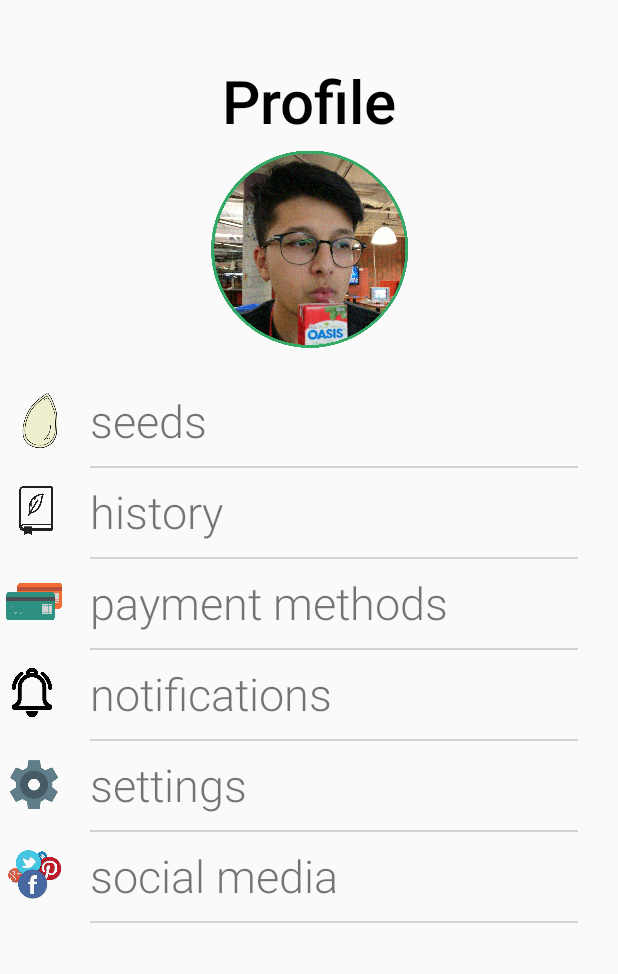
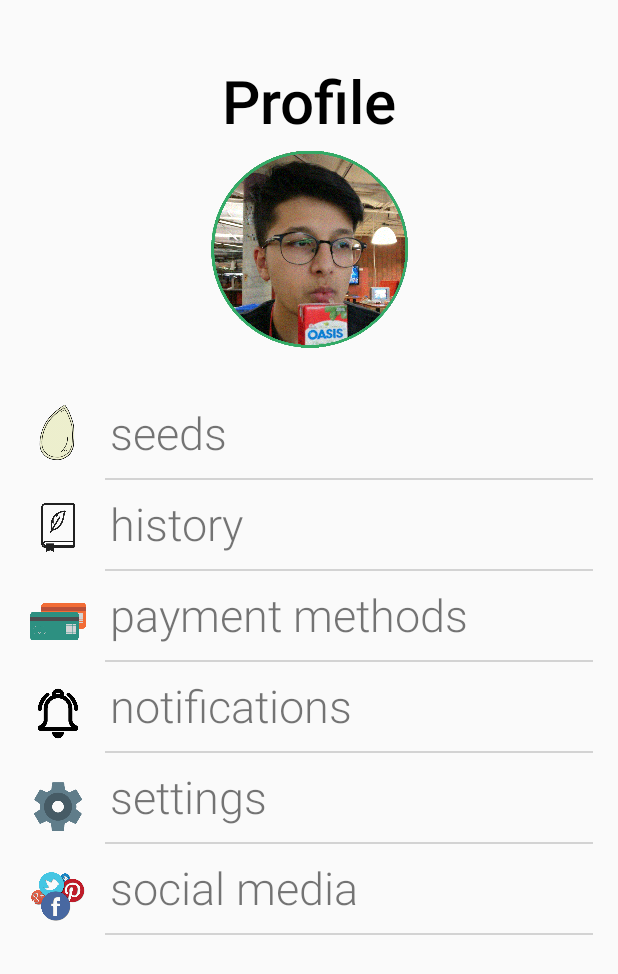
Before and after one commit to RayanH99/ReLeaf, an Android app: the screen it shows after launch (Profile), on a phone screen of 412 x 824 dp. Shown: the top 974 px of the screen. Run offline under Robolectric (Android 15) with nearby library versions, the phone set to English and light mode, and no system bars.

Commit message:
Fixed profile activity constraints

```diff
--- a/Homeless/app/src/main/res/layout/activity_profile.xml
+++ b/Homeless/app/src/main/res/layout/activity_profile.xml
@@ -34,21 +34,21 @@
         android:id="@+id/seedCount"
         android:layout_width="wrap_content"
         android:layout_height="wrap_content"
-        android:layout_marginStart="60dp"
-        android:layout_marginLeft="60dp"
-        android:layout_marginTop="260dp"
+        android:layout_marginStart="16dp"
+        android:layout_marginLeft="16dp"
+        android:layout_marginTop="30dp"
         android:fontFamily="sans-serif-light"
         android:text="seeds"
         android:textSize="30sp"
-        app:layout_constraintStart_toStartOf="parent"
-        app:layout_constraintTop_toTopOf="parent" />
+        app:layout_constraintStart_toEndOf="@+id/seedsImage"
+        app:layout_constraintTop_toBottomOf="@+id/profilePicture" />
 
     <ListView
         android:id="@+id/milestoneDivider"
         android:layout_width="325dp"
         android:layout_height="1dp"
-        android:layout_marginStart="60dp"
-        android:layout_marginLeft="60dp"
+        android:layout_marginStart="70dp"
+        android:layout_marginLeft="70dp"
         android:layout_marginTop="10dp"
         android:background="#d3d3d3"
         app:layout_constraintStart_toStartOf="parent"
@@ -58,41 +58,43 @@
         android:id="@+id/seedsImage"
         android:layout_width="37dp"
         android:layout_height="42dp"
-        android:layout_marginEnd="92dp"
-        android:layout_marginRight="92dp"
+        android:layout_marginStart="20dp"
+        android:layout_marginLeft="20dp"
         app:layout_constraintBottom_toBottomOf="@+id/seedCount"
-        app:layout_constraintEnd_toEndOf="@+id/seedCount"
+        app:layout_constraintStart_toStartOf="parent"
         app:srcCompat="@drawable/seeds_clipart" />
 
     <TextView
         android:id="@+id/historyHeading"
         android:layout_width="wrap_content"
         android:layout_height="wrap_content"
-        android:layout_marginStart="60dp"
-        android:layout_marginLeft="60dp"
+        android:layout_marginStart="16dp"
+        android:layout_marginLeft="16dp"
         android:layout_marginTop="20dp"
         android:fontFamily="sans-serif-light"
         android:text="history"
         android:textSize="30sp"
-        app:layout_constraintStart_toStartOf="parent"
+        app:layout_constraintStart_toEndOf="@+id/historyImage"
         app:layout_constraintTop_toBottomOf="@+id/seedCount" />
 
     <ImageView
         android:id="@+id/historyImage"
         android:layout_width="37dp"
         android:layout_height="42dp"
-        android:layout_marginEnd="106dp"
-        android:layout_marginRight="106dp"
+        android:layout_marginStart="20dp"
+        android:layout_marginLeft="20dp"
+        android:layout_marginTop="25dp"
         app:layout_constraintBottom_toBottomOf="@+id/historyHeading"
-        app:layout_constraintEnd_toEndOf="@+id/historyHeading"
+        app:layout_constraintStart_toStartOf="parent"
+        app:layout_constraintTop_toBottomOf="@+id/seedsImage"
         app:srcCompat="@drawable/history_clipart" />
 
     <ListView
         android:id="@+id/historyDivider"
         android:layout_width="325dp"
         android:layout_height="1dp"
-        android:layout_marginStart="60dp"
-        android:layout_marginLeft="60dp"
+        android:layout_marginStart="70dp"
+        android:layout_marginLeft="70dp"
         android:layout_marginTop="10dp"
         android:background="#d3d3d3"
         app:layout_constraintStart_toStartOf="parent"
@@ -102,31 +104,33 @@
         android:id="@+id/paymentHeading"
         android:layout_width="wrap_content"
         android:layout_height="wrap_content"
-        android:layout_marginStart="60dp"
-        android:layout_marginLeft="60dp"
+        android:layout_marginStart="16dp"
+        android:layout_marginLeft="16dp"
         android:layout_marginTop="20dp"
         android:fontFamily="sans-serif-light"
         android:text="payment methods"
         android:textSize="30sp"
-        app:layout_constraintStart_toStartOf="parent"
+        app:layout_constraintStart_toEndOf="@+id/paymentImage"
         app:layout_constraintTop_toBottomOf="@+id/historyHeading" />
 
     <ImageView
         android:id="@+id/paymentImage"
         android:layout_width="37dp"
         android:layout_height="42dp"
-        android:layout_marginEnd="257dp"
-        android:layout_marginRight="257dp"
+        android:layout_marginStart="20dp"
+        android:layout_marginLeft="20dp"
+        android:layout_marginTop="25dp"
         app:layout_constraintBottom_toBottomOf="@+id/paymentHeading"
-        app:layout_constraintEnd_toEndOf="@+id/paymentHeading"
+        app:layout_constraintStart_toStartOf="parent"
+        app:layout_constraintTop_toBottomOf="@+id/historyImage"
         app:srcCompat="@drawable/payment_clipart" />
 
     <ListView
         android:id="@+id/paymentDivider"
         android:layout_width="325dp"
         android:layout_height="1dp"
-        android:layout_marginStart="60dp"
-        android:layout_marginLeft="60dp"
+        android:layout_marginStart="70dp"
+        android:layout_marginLeft="70dp"
         android:layout_marginTop="10dp"
         android:background="#d3d3d3"
         app:layout_constraintStart_toStartOf="parent"
@@ -136,31 +140,33 @@
         android:id="@+id/notificationHeading"
         android:layout_width="wrap_content"
         android:layout_height="wrap_content"
-        android:layout_marginStart="60dp"
-        android:layout_marginLeft="60dp"
+        android:layout_marginStart="16dp"
+        android:layout_marginLeft="16dp"
         android:layout_marginTop="20dp"
         android:fontFamily="sans-serif-light"
         android:text="notifications"
         android:textSize="30sp"
-        app:layout_constraintStart_toStartOf="parent"
+        app:layout_constraintStart_toEndOf="@+id/notificationImage"
         app:layout_constraintTop_toBottomOf="@+id/paymentHeading" />
 
     <ImageView
         android:id="@+id/notificationImage"
         android:layout_width="37dp"
         android:layout_height="42dp"
-        android:layout_marginEnd="181dp"
-        android:layout_marginRight="181dp"
+        android:layout_marginStart="20dp"
+        android:layout_marginLeft="20dp"
+        android:layout_marginTop="25dp"
         app:layout_constraintBottom_toBottomOf="@+id/notificationHeading"
-        app:layout_constraintEnd_toEndOf="@+id/notificationHeading"
+        app:layout_constraintStart_toStartOf="parent"
+        app:layout_constraintTop_toBottomOf="@+id/paymentImage"
         app:srcCompat="@drawable/notifications_clipart" />
 
     <ListView
         android:id="@+id/notificationDivider"
         android:layout_width="325dp"
         android:layout_height="1dp"
-        android:layout_marginStart="60dp"
-        android:layout_marginLeft="60dp"
+        android:layout_marginStart="70dp"
+        android:layout_marginLeft="70dp"
         android:layout_marginTop="10dp"
         android:background="#d3d3d3"
         app:layout_constraintStart_toStartOf="parent"
@@ -170,31 +176,33 @@
         android:id="@+id/settingsHeading"
         android:layout_width="wrap_content"
         android:layout_height="wrap_content"
-        android:layout_marginStart="60dp"
-        android:layout_marginLeft="60dp"
+        android:layout_marginStart="16dp"
+        android:layout_marginLeft="16dp"
         android:layout_marginTop="20dp"
         android:fontFamily="sans-serif-light"
         android:text="settings"
         android:textSize="30sp"
-        app:layout_constraintStart_toStartOf="parent"
+        app:layout_constraintStart_toEndOf="@+id/settingsImage"
         app:layout_constraintTop_toBottomOf="@+id/notificationHeading" />
 
     <ImageView
         android:id="@+id/settingsImage"
         android:layout_width="37dp"
         android:layout_height="42dp"
-        android:layout_marginEnd="123dp"
-        android:layout_marginRight="123dp"
+        android:layout_marginStart="20dp"
+        android:layout_marginLeft="20dp"
+        android:layout_marginTop="25dp"
         app:layout_constraintBottom_toBottomOf="@+id/settingsHeading"
-        app:layout_constraintEnd_toEndOf="@+id/settingsHeading"
+        app:layout_constraintStart_toStartOf="parent"
+        app:layout_constraintTop_toBottomOf="@+id/notificationImage"
         app:srcCompat="@drawable/settings_clipart" />
 
     <ListView
         android:id="@+id/settingsDivider"
         android:layout_width="325dp"
         android:layout_height="1dp"
-        android:layout_marginStart="60dp"
-        android:layout_marginLeft="60dp"
+        android:layout_marginStart="70dp"
+        android:layout_marginLeft="70dp"
         android:layout_marginTop="10dp"
         android:background="#d3d3d3"
         app:layout_constraintStart_toStartOf="parent"
@@ -204,31 +212,33 @@
         android:id="@+id/socialHeading"
         android:layout_width="wrap_content"
         android:layout_height="wrap_content"
-        android:layout_marginStart="60dp"
-        android:layout_marginLeft="60dp"
+        android:layout_marginStart="16dp"
+        android:layout_marginLeft="16dp"
         android:layout_marginTop="20dp"
         android:fontFamily="sans-serif-light"
         android:text="social media"
         android:textSize="30sp"
-        app:layout_constraintStart_toStartOf="parent"
+        app:layout_constraintStart_toEndOf="@+id/socialImage"
         app:layout_constraintTop_toBottomOf="@+id/settingsHeading" />
 
     <ImageView
         android:id="@+id/socialImage"
         android:layout_width="37dp"
         android:layout_height="42dp"
-        android:layout_marginEnd="183dp"
-        android:layout_marginRight="183dp"
+        android:layout_marginStart="20dp"
+        android:layout_marginLeft="20dp"
+        android:layout_marginTop="25dp"
         app:layout_constraintBottom_toBottomOf="@+id/socialHeading"
-        app:layout_constraintEnd_toEndOf="@+id/socialHeading"
+        app:layout_constraintStart_toStartOf="parent"
+        app:layout_constraintTop_toBottomOf="@+id/settingsImage"
         app:srcCompat="@drawable/social_clipart" />
 
     <ListView
         android:id="@+id/socialDivider"
         android:layout_width="325dp"
         android:layout_height="1dp"
-        android:layout_marginStart="60dp"
-        android:layout_marginLeft="60dp"
+        android:layout_marginStart="70dp"
+        android:layout_marginLeft="70dp"
         android:layout_marginTop="10dp"
         android:background="#d3d3d3"
         app:layout_constraintStart_toStartOf="parent"
```
